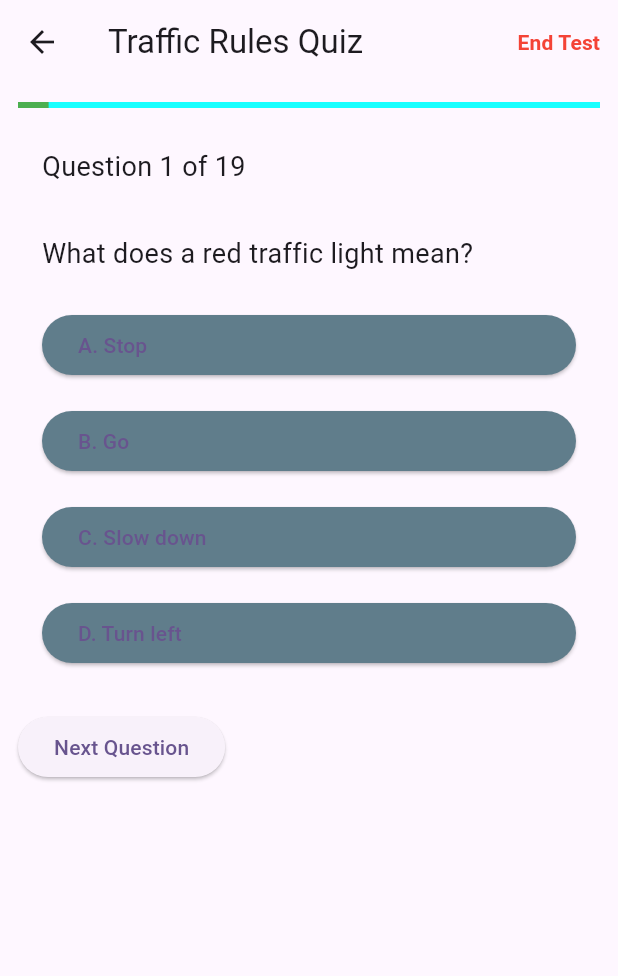
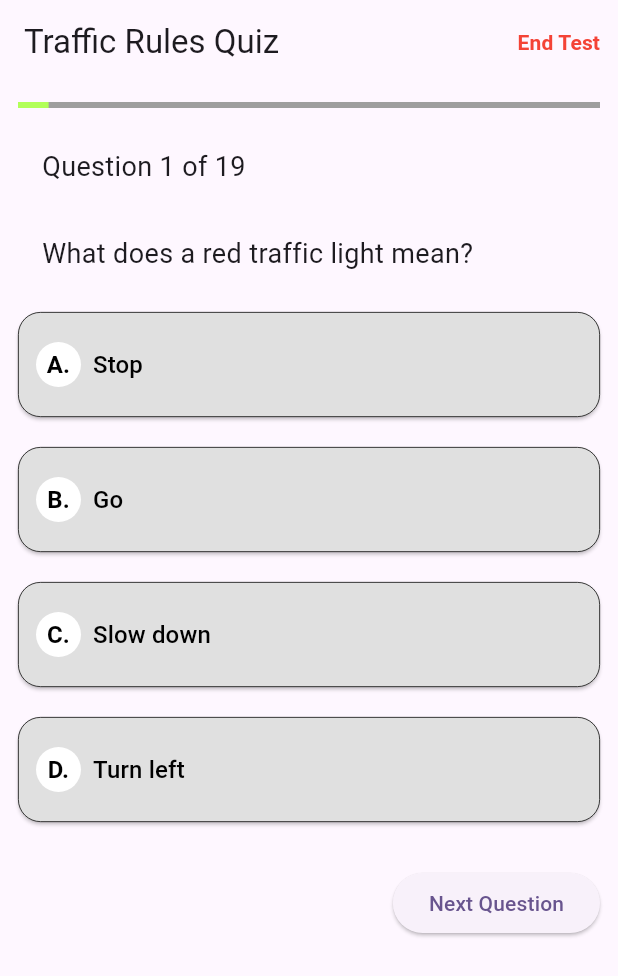
Before and after one commit to saranshahuja/roadschool, a Flutter app: the LinearProgressIndicatorApp screen opened directly, after a tap on "Start Quiz", on a phone screen of 412 x 824 dp. Shown: the top 976 px of the screen. Run offline on Flutter 3.47's test engine with Material 2 defaults, Android fonts, the phone set to English and light mode, and no system bars; our stand-ins replace firebase_core, google_fonts; accounts and stored records are empty.

Commit message:
Made changes according to the design

```diff
--- a/lib/Pages/testPages.dart
+++ b/lib/Pages/testPages.dart
@@ -17,203 +17,263 @@
   final List<Map<String, dynamic>> _questions = [
     {
       'question': 'What does a red traffic light mean?',
-      'options': ['A. Stop', 'B. Go', 'C. Slow down', 'D. Turn left'],
+      'options': ['Stop', 'Go', 'Slow down', 'Turn left'],
       'correctOption': 0,
     },
     {
       'question': 'What should you do when you see a yield sign?',
       'options': [
-        'A. Speed up',
-        'B. Come to a complete stop',
-        'C. Slow down and yield the right-of-way',
-        'D. Honk your horn'
+        'Speed up',
+        'Come to a complete stop',
+        'Slow down and yield the right-of-way',
+        'Honk your horn'
       ],
       'correctOption': 2,
     },
     {
       'question': 'What does a yellow traffic light mean?',
       'options': [
-        'A. Slow down and prepare to stop',
-        'B. Speed up and cross the intersection quickly',
-        'C. Stop immediately',
-        'D. Change lanes'
+        'Slow down and prepare to stop',
+        'Speed up and cross the intersection quickly',
+        'Stop immediately',
+        'Change lanes'
       ],
       'correctOption': 0,
     },
     {
       'question': 'What does a green traffic light mean?',
-      'options': ['A. Stop', 'B. Yield', 'C. Go', 'D. Slow down'],
+      'options': ['Stop', 'Yield', 'Go', 'Slow down'],
       'correctOption': 2,
     },
     {
       'question': 'What does a flashing red traffic light mean?',
       'options': [
-        'A. Stop and proceed when safe',
-        'B. Go without stopping',
-        'C. Slow down and proceed with caution',
-        'D. Make a U-turn'
+        'Stop and proceed when safe',
+        'Go without stopping',
+        'Slow down and proceed with caution',
+        'Make a U-turn'
       ],
       'correctOption': 0,
     },
     {
       'question': 'What does a broken white line on the road mean?',
       'options': [
-        'A. No passing in either direction',
-        'B. Passing is allowed from one side',
-        'C. Passing is allowed from both sides',
-        'D. No parking'
+        'No passing in either direction',
+        'Passing is allowed from one side',
+        'Passing is allowed from both sides',
+        'No parking'
       ],
       'correctOption': 1,
     },
     {
       'question': 'What does a round traffic sign mean?',
       'options': [
-        'A. Stop',
-        'B. Yield',
-        'C. Warning',
-        'D. Speed limit'
+        'Stop',
+        'Yield',
+        'Warning',
+        'Speed limit'
       ],
       'correctOption': 2,
     },
     {
       'question': 'What does a diamond-shaped traffic sign indicate?',
       'options': [
-        'A. Construction zone',
-        'B. School zone',
-        'C. Railroad crossing',
-        'D. No entry'
+        'Construction zone',
+        'School zone',
+        'Railroad crossing',
+        'No entry'
       ],
       'correctOption': 0,
     },
     {
       'question': 'What should you do when an emergency vehicle is approaching with its lights and sirens on?',
       'options': [
-        'A. Maintain your speed and position',
-        'B. Pull over to the side and stop',
-        'C. Honk your horn to alert the driver',
-        'D. Speed up and get out of the way'
+        'Maintain your speed and position',
+        'Pull over to the side and stop',
+        'Honk your horn to alert the driver',
+        'Speed up and get out of the way'
       ],
       'correctOption': 1,
     },
     {
       'question': 'What does a rectangular blue sign indicate?',
       'options': [
-        'A. Speed limit',
-        'B. Exit or direction sign',
-        'C. School zone',
-        'D. Construction zone'
+        'Speed limit',
+        'Exit or direction sign',
+        'School zone',
+        'Construction zone'
       ],
       'correctOption': 1,
     },
     {
       'question': 'What is the maximum speed limit on highways in this area?',
       'options': [
-        'A. 55 mph',
-        'B. 65 mph',
-        'C. 70 mph',
-        'D. 75 mph'
+        '55 mph',
+        '65 mph',
+        '70 mph',
+        '75 mph'
       ],
       'correctOption': 2,
     },
     {
       'question': 'What should you do when approaching a school bus with flashing red lights?',
       'options': [
-        'A. Pass quickly on the left',
-        'B. Slow down and proceed with caution',
-        'C. Honk your horn to warn the children',
-        'D. Speed up to pass before it stops'
+        'Pass quickly on the left',
+        'Slow down and proceed with caution',
+        'Honk your horn to warn the children',
+        'Speed up to pass before it stops'
       ],
       'correctOption': 1,
     },
     {
       'question': 'What does a yellow diamond-shaped sign with black symbols indicate?',
       'options': [
-        'A. School zone',
-        'B. Construction zone',
-        'C. Warning of deer crossing',
-        'D. Railroad crossing'
+        'School zone',
+        'Construction zone',
+        'Warning of deer crossing',
+        'Railroad crossing'
       ],
       'correctOption': 2,
     },
     {
       'question': 'What does a white rectangular sign with red letters indicate?',
       'options': [
-        'A. No U-turn',
-        'B. Stop',
-        'C. No entry',
-        'D. Yield'
+        'No U-turn',
+        'Stop',
+        'No entry',
+        'Yield'
       ],
       'correctOption': 0,
     },
     {
       'question': 'What does a green arrow signal mean?',
       'options': [
-        'A. Go in the direction of the arrow',
-        'B. Yield to oncoming traffic',
-        'C. Slow down and prepare to stop',
-        'D. No left turn'
+        'Go in the direction of the arrow',
+        'Yield to oncoming traffic',
+        'Slow down and prepare to stop',
+        'No left turn'
       ],
       'correctOption': 0,
     },
     {
       'question': 'What should you do if you are driving and it starts to rain heavily?',
       'options': [
-        'A. Turn on your high beams',
-        'B. Speed up to get through the rain faster',
-        'C. Slow down and increase your following distance',
-        'D. Keep your windshield wipers off'
+        'Turn on your high beams',
+        'Speed up to get through the rain faster',
+        'Slow down and increase your following distance',
+        'Keep your windshield wipers off'
       ],
       'correctOption': 2,
     },
     {
       'question': 'What should you do if you miss your exit on the highway?',
       'options': [
-        'A. Back up on the highway',
-        'B. Make a U-turn on the highway',
-        'C. Continue to the next exit',
-        'D. Stop and wait for assistance'
+        'Back up on the highway',
+        'Make a U-turn on the highway',
+        'Continue to the next exit',
+        'Stop and wait for assistance'
       ],
       'correctOption': 2,
     },
     {
       'question': 'What does a solid white line at an intersection indicate?',
       'options': [
-        'A. Stop and yield the right-of-way',
-        'B. Slow down and proceed with caution',
-        'C. Change lanes',
-        'D. Go straight or turn'
+        'Stop and yield the right-of-way',
+        'Slow down and proceed with caution',
+        'Change lanes',
+        'Go straight or turn'
       ],
       'correctOption': 3,
     },
     {
       'question': 'What should you do when you approach a flashing yellow traffic signal?',
       'options': [
-        'A. Stop and wait for the light to turn green',
-        'B. Slow down and proceed with caution',
-        'C. Speed up to clear the intersection quickly',
-        'D. Stop only if other vehicles are present'
+        'Stop and wait for the light to turn green',
+        'Slow down and proceed with caution',
+        'Speed up to clear the intersection quickly',
+        'Stop only if other vehicles are present'
       ],
       'correctOption': 1,
     },
   ];
 
-  Widget _buildOption(String optionText, int index, Color color) {
-    return Padding(
-      padding: const EdgeInsets.symmetric(horizontal: 16.0, vertical: 8.0),
+  Widget _buildOption(String optionText, int index) {
+    Color buttonColor = Color(0xFFE0E0E0);
+    double opacity = 1.0;
+    bool isOptionDisabled = _answered;
+
+    if (_answered) {
+      if (index == _questions[_currentQuestion]['correctOption']) {
+        buttonColor = Colors.green;
+      } else if (index == _selectedOptionIndex && index != _questions[_currentQuestion]['correctOption']) {
+        buttonColor = Colors.red;
+      } else {
+        buttonColor = Color(0xFFE0E0E0);
+        opacity = 0.5;
+      }
+    }
+
+    return Opacity(
+      opacity: opacity,
+      child: Padding(
+        padding: const EdgeInsets.symmetric(vertical: 10.0),
         child: ElevatedButton(
-        onPressed: () {
+          onPressed: isOptionDisabled
+              ? null
+              : () {
             setState(() {
+              if (!_answered) {
                 _selectedOptionIndex = index;
-            _questions[_currentQuestion]['selectedOption'] = index; // Store the selected option for scoring
                 _answered = true;
+              }
             });
           },
           style: ElevatedButton.styleFrom(
-          backgroundColor: color,
+            primary: buttonColor,
+            padding: EdgeInsets.all(12),
+            shape: RoundedRectangleBorder(
+              borderRadius: BorderRadius.circular(15),
+              side: BorderSide(width: 0.50),
+            ),
           ),
           child: Align(
             alignment: Alignment.centerLeft,
-          child: Text(optionText),
+            child: Padding(
+              padding: const EdgeInsets.symmetric(vertical: 8.0),
+              child: Row(
+                children: [
+                  Container(
+                    width: 30,
+                    height: 30,
+                    alignment: Alignment.center,
+                    decoration: BoxDecoration(
+                      color: Colors.white,
+                      borderRadius: BorderRadius.circular(15),
+                    ),
+                    child: Text(
+                      String.fromCharCode(index + 65) + '.',
+                      textAlign: TextAlign.center,
+                      style: TextStyle(
+                        color: Colors.black,
+                        fontSize: 16,
+                        fontWeight: FontWeight.w700,
+                      ),
+                    ),
+                  ),
+                  SizedBox(width: 8),
+                  Expanded(
+                    child: Text(
+                      optionText,
+                      style: TextStyle(
+                        color: Colors.black,
+                        fontSize: 16,
+                      ),
+                    ),
+                  ),
+                ],
+              ),
+            ),
+          ),
         ),
       ),
     );
@@ -237,7 +297,7 @@
             child: Text(
               "End Test",
               style: TextStyle(
-                color: Colors.red, // Set the text color to red
+                color: Colors.red,
                 fontWeight: FontWeight.bold,
               ),
             ),
@@ -252,8 +312,9 @@
             crossAxisAlignment: CrossAxisAlignment.start,
             children: <Widget>[
               LinearProgressIndicator(
-                backgroundColor: Colors.cyanAccent,
-                valueColor: new AlwaysStoppedAnimation<Color>(Colors.green),
+                backgroundColor: Colors.grey,
+                valueColor:
+                new AlwaysStoppedAnimation<Color>(Colors.lightGreenAccent),
                 value: (_currentQuestion + 1) / _questions.length,
               ),
               SizedBox(height: 10),
@@ -277,32 +338,19 @@
               Column(
                 crossAxisAlignment: CrossAxisAlignment.start,
                 children: <Widget>[
-                  for (var i = 0; i < _questions[_currentQuestion]['options'].length; i++)
-                    if (_answered) ...[
-                      if (_questions[_currentQuestion]['correctOption'] == i)
+                  for (var i = 0;
+                  i < _questions[_currentQuestion]['options'].length;
+                  i++)
                     _buildOption(
                       _questions[_currentQuestion]['options'][i],
                       i,
-                          Colors.green,
                     ),
-                      if (_selectedOptionIndex == i &&
-                          _questions[_currentQuestion]['correctOption'] != i)
-                        _buildOption(
-                          _questions[_currentQuestion]['options'][i],
-                          i,
-                          Colors.red,
-                        ),
-                    ] else ...[
-                      _buildOption(
-                        _questions[_currentQuestion]['options'][i],
-                        i,
-                        _selectedOptionIndex == i ? Colors.red : Colors.blueGrey,
-                      ),
-                    ],
                 ],
               ),
               SizedBox(height: 20),
-              ElevatedButton(
+              Align(
+                alignment: Alignment.bottomRight,
+                child: ElevatedButton(
                   onPressed: () {
                     setState(() {
                       if (_currentQuestion < _questions.length - 1) {
@@ -316,14 +364,18 @@
                   },
                   child: Text(_currentQuestion < _questions.length - 1
                       ? 'Next Question'
-                    : 'Retake Quiz'),
+                      : 'Finish Quiz'),
+                ),
               ),
               if (_currentQuestion == _questions.length - 1)
+                Column(
+                  children: [
                     ElevatedButton(
                       onPressed: () {
                         int correctAnswers = 0;
                         for (var question in _questions) {
-                      if (question['correctOption'] == question['selectedOption']) {
+                          if (question['correctOption'] ==
+                              question['selectedOption']) {
                             correctAnswers++;
                           }
                         }
@@ -333,7 +385,8 @@
                             return AlertDialog(
                               title: Text("Quiz Score"),
                               content: Text(
-                              "You got $correctAnswers out of ${_questions.length} questions correct."),
+                                "You got $correctAnswers out of ${_questions.length} questions correct.",
+                              ),
                               actions: [
                                 TextButton(
                                   onPressed: () {
@@ -348,17 +401,18 @@
                       },
                       child: Text("Check Score"),
                     ),
-              if (_currentQuestion == _questions.length - 1)
                     ElevatedButton(
                       onPressed: () {
                         Navigator.push(
                           context,
                           MaterialPageRoute(
-                        builder: (context) => ChapterReviewPage(), // Navigate to ChapterReviewPage
+                            builder: (context) => ChapterReviewPage(),
                           ),
                         );
                       },
                       child: Text("Finish Quiz"),
+                    ),
+                  ],
                 ),
             ],
           )
@@ -366,9 +420,9 @@
             onPressed: () {
               setState(() {
                 _loading = true;
-                _currentQuestion = 0; // Reset to the first question
-                _selectedOptionIndex = -1; // Reset the selected option
-                _answered = false; // Reset the answered status
+                _currentQuestion = 0;
+                _selectedOptionIndex = -1;
+                _answered = false;
               });
             },
             child: Text("Start Quiz"),
@@ -380,8 +434,6 @@
         padding: const EdgeInsets.all(16.0),
         child: ElevatedButton(
           onPressed: () {
-            // Replace this with your logic to show quiz results or navigate to a result page
-            // For example,
             Navigator.push(
               context,
               MaterialPageRoute(
@@ -400,7 +452,6 @@
 class QuizResultPage extends StatelessWidget {
   @override
   Widget build(BuildContext context) {
-    // Implement the UI to display the quiz results here
     return Scaffold(
       appBar: AppBar(
         title: Text("Quiz Results"),
--- a/lib/main.dart
+++ b/lib/main.dart
@@ -4,6 +4,7 @@
 import 'Pages/SplashScreen.dart';
 import 'Pages/learnChapters.dart';
 import 'Pages/progressScreen.dart';
+import 'Pages/testPages.dart';
 import 'firebase_options.dart';
 
 
@@ -27,7 +28,7 @@
         colorScheme: ColorScheme.fromSeed(seedColor: Colors.deepPurple),
         useMaterial3: true,
       ),
-      home: HomePage(),
+      home: LinearProgressIndicatorApp(),
     );
   }
 }
```
Lines whose indentation alone changed are shown as unchanged.
